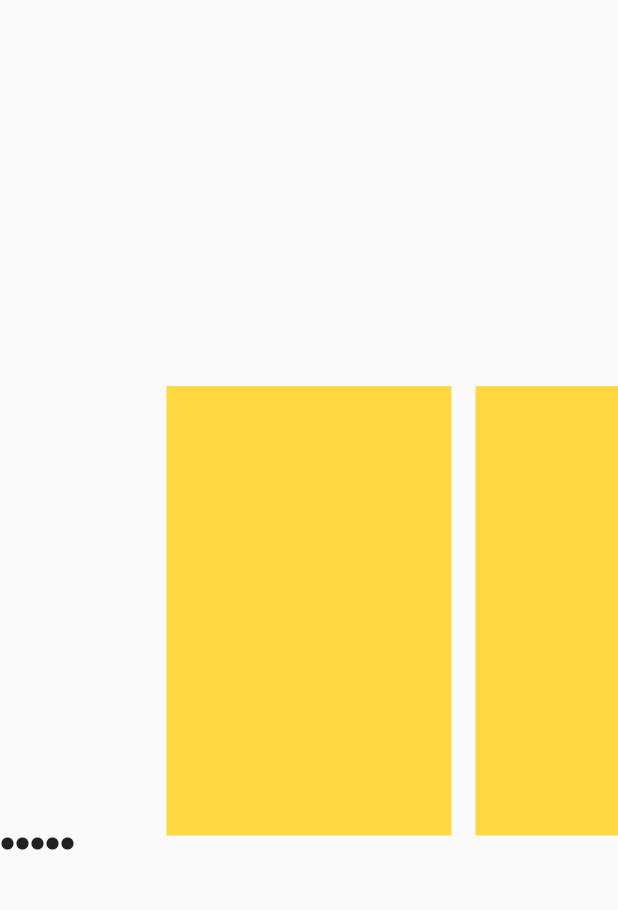
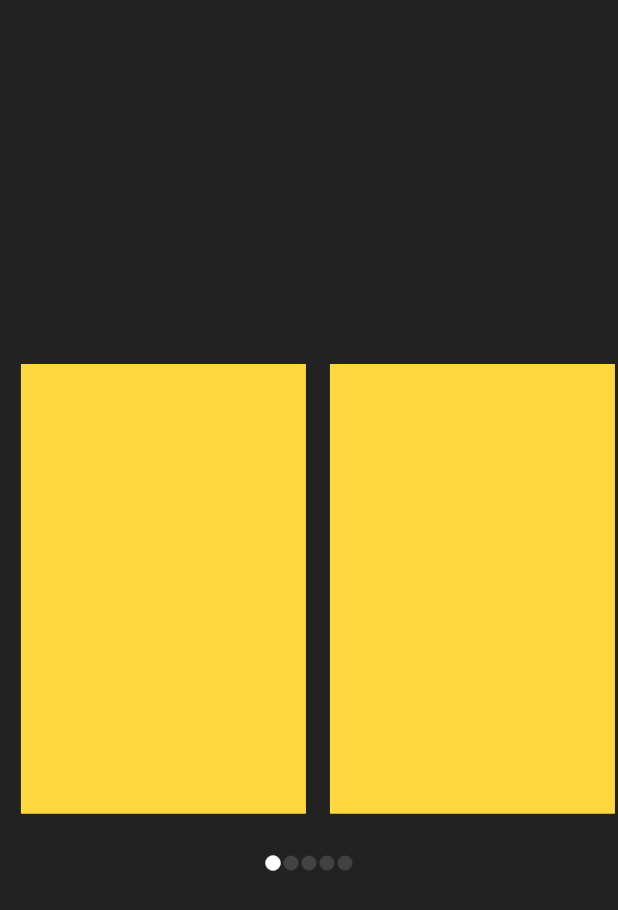
Before and after one commit to Viktohblake/flutter_panoramic_carousel, a Flutter app: the screen it shows after launch, on a phone screen of 412 x 824 dp. Shown: the top 910 px of the screen. Run offline on Flutter 3.47's test engine with Material 2 defaults, Android fonts, the light colour scheme and no system bars.

Commit message:
carousel indicator

```diff
--- a/lib/panaromic_carousel.dart
+++ b/lib/panaromic_carousel.dart
@@ -1,3 +1,5 @@
+import 'dart:async';
+
 import 'package:flutter/gestures.dart';
 import 'package:flutter/material.dart';
 
@@ -10,11 +12,26 @@ class PanaromicCarousel extends StatefulWidget {
 
 class _PanaromicCarouselState extends State<PanaromicCarousel> {
   late final PageController pageController;
-  late final pageValue = 0;
+  int pageValue = 0;
+
+  late final Timer carouselTimer;
+
+  Timer getTime() {
+    return Timer.periodic(Duration(seconds: 3), (timer) {
+      if (pageValue == 4) {
+        pageValue = 0;
+      }
+      pageController.animateToPage(pageValue,
+          duration: Duration(seconds: 2), curve: Curves.easeInCirc);
+
+      pageValue++;
+    });
+  }
 
   @override
   void initState() {
     pageController = PageController(initialPage: 0, viewportFraction: 0.5);
+    carouselTimer = getTime();
     super.initState();
   }
 
@@ -27,6 +44,7 @@ class _PanaromicCarouselState extends State<PanaromicCarousel> {
   @override
   Widget build(BuildContext context) {
     return Scaffold(
+      backgroundColor: Colors.black87,
       // appBar: AppBar(
       //   title: Text('Paranomic Carousel'),
       // ),
@@ -40,6 +58,10 @@ class _PanaromicCarouselState extends State<PanaromicCarousel> {
             }),
             child: PageView.builder(
               controller: pageController,
+              onPageChanged: (index) {
+                pageValue = index;
+                setState(() {});
+              },
               itemBuilder: (_, index) {
                 return AnimatedBuilder(
                   animation: pageController,
@@ -56,12 +78,22 @@ class _PanaromicCarouselState extends State<PanaromicCarousel> {
             ),
           ),
         ),
+        SizedBox(
+          height: 12,
+        ),
         Row(
+            mainAxisAlignment: MainAxisAlignment.center,
             children: List.generate(
                 5,
-                (index) => Icon(
-                      Icons.circle,
-                      size: 10,
+                (index) => Container(
+                      margin: EdgeInsets.only(top: 15),
+                      child: Icon(
+                        Icons.circle,
+                        size: 12,
+                        color: pageValue == index
+                            ? Colors.white
+                            : Colors.grey.shade800,
+                      ),
                     )))
       ]),
     );
```
